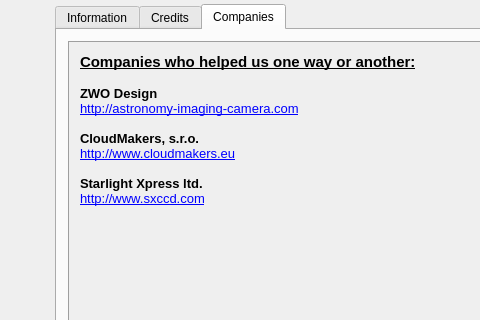
Before: the Qt Designer form lin_guider/ui/about.ui in rumengb/lin_guider, drawn with Qt 5; both pictures show x 0 to 480 and y 0 to 320 of the 570 by 405 pixel window.
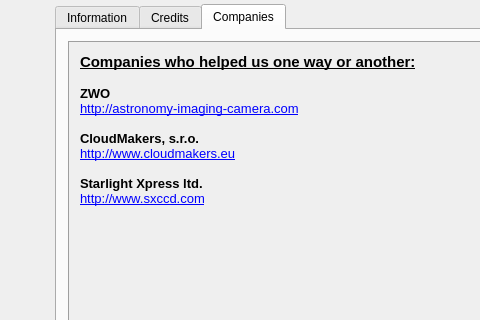
After: the same form once the commit is applied. The open tabs and pages were chosen to show the change. Icons and pictures are not drawn.

Commit message: Changed ZWO Design to ZWO

What changed in the file:
```diff
--- a/lin_guider/ui/about.ui
+++ b/lin_guider/ui/about.ui
@@ -282,7 +282,7 @@
 &lt;/style&gt;&lt;/head&gt;&lt;body style=&quot; font-family:'Ubuntu'; font-size:11pt; font-weight:400; font-style:normal;&quot;&gt;
 &lt;p style=&quot; margin-top:0px; margin-bottom:0px; margin-left:0px; margin-right:0px; -qt-block-indent:0; text-indent:0px;&quot;&gt;&lt;span style=&quot; font-weight:600; text-decoration: underline;&quot;&gt;Companies who helped us one way or another:&lt;/span&gt;&lt;/p&gt;
 &lt;p style=&quot;-qt-paragraph-type:empty; margin-top:0px; margin-bottom:0px; margin-left:0px; margin-right:0px; -qt-block-indent:0; text-indent:0px; font-size:10pt; font-weight:600; text-decoration: underline;&quot;&gt;&lt;br /&gt;&lt;/p&gt;
-&lt;p style=&quot; margin-top:0px; margin-bottom:0px; margin-left:0px; margin-right:0px; -qt-block-indent:0; text-indent:0px;&quot;&gt;&lt;span style=&quot; font-size:10pt; font-weight:600;&quot;&gt;ZWO Design&lt;/span&gt;&lt;/p&gt;
+&lt;p style=&quot; margin-top:0px; margin-bottom:0px; margin-left:0px; margin-right:0px; -qt-block-indent:0; text-indent:0px;&quot;&gt;&lt;span style=&quot; font-size:10pt; font-weight:600;&quot;&gt;ZWO&lt;/span&gt;&lt;/p&gt;
 &lt;p style=&quot; margin-top:0px; margin-bottom:0px; margin-left:0px; margin-right:0px; -qt-block-indent:0; text-indent:0px;&quot;&gt;&lt;a href=&quot;http://astronomy-imaging-camera.com&quot;&gt;&lt;span style=&quot; font-size:10pt; text-decoration: underline; color:#0000ff;&quot;&gt;http://astronomy-imaging-camera.com&lt;/span&gt;&lt;/a&gt;&lt;/p&gt;
 &lt;p style=&quot;-qt-paragraph-type:empty; margin-top:0px; margin-bottom:0px; margin-left:0px; margin-right:0px; -qt-block-indent:0; text-indent:0px; font-size:10pt; text-decoration: underline; color:#0000ff;&quot;&gt;&lt;br /&gt;&lt;/p&gt;
 &lt;p style=&quot; margin-top:0px; margin-bottom:0px; margin-left:0px; margin-right:0px; -qt-block-indent:0; text-indent:0px;&quot;&gt;&lt;span style=&quot; font-size:10pt; font-weight:600;&quot;&gt;CloudMakers, s.r.o.&lt;/span&gt;&lt;/p&gt;
```
